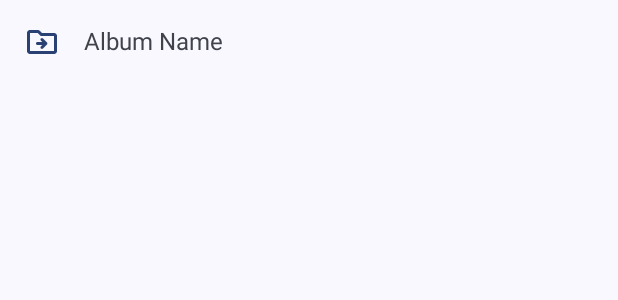
After one commit to BOTPanzer/Coon-Gallery, an Android app built with Jetpack Compose: the layout move_item.xml on its own in the app's theme, with its tools: preview values and no code run, on a phone screen of 412 x 824 dp. The commit adds this screen. Shown: the top 300 px of the screen. Run offline under Robolectric (Android 15) with nearby library versions, the phone set to English and light mode, and no system bars.

Commit message:
added menu to select album destination in the move items action
selecting an external album is not working yet

```diff
--- a/app/src/main/java/com/botpa/turbophotos/gallery/GalleryActivity.java
+++ b/app/src/main/java/com/botpa/turbophotos/gallery/GalleryActivity.java
@@ -361,7 +361,7 @@ public class GalleryActivity extends AppCompatActivity {
             toggleOptions(false);
 
             //Move items
-            Library.moveItems(getSelectedItems(), null);
+            Library.moveItems(GalleryActivity.this, getSelectedItems());
         });
 
         //Gallery
--- /dev/null
+++ b/app/src/main/res/layout/move_item.xml
@@ -0,0 +1,23 @@
+<?xml version="1.0" encoding="utf-8"?>
+<LinearLayout xmlns:android="http://schemas.android.com/apk/res/android"
+    android:layout_width="match_parent"
+    android:layout_height="wrap_content"
+    android:background="?attr/selectableItemBackground"
+    android:orientation="horizontal"
+    android:padding="16dp">
+
+    <ImageView
+        android:id="@+id/album_icon"
+        android:layout_width="24dp"
+        android:layout_height="24dp"
+        android:src="@drawable/move"
+        android:tint="?attr/colorPrimary" />
+
+    <TextView
+        android:id="@+id/album_name"
+        android:layout_width="wrap_content"
+        android:layout_height="wrap_content"
+        android:layout_marginStart="16dp"
+        android:text="Album Name"
+        android:textSize="16sp" />
+</LinearLayout>
```
Also changed, not shown: app/src/main/java/com/botpa/turbophotos/util/Library.java (+30 -4 lines), app/src/main/java/com/botpa/turbophotos/util/MoveItemsAdapter.java (added, +36 -0 lines).
